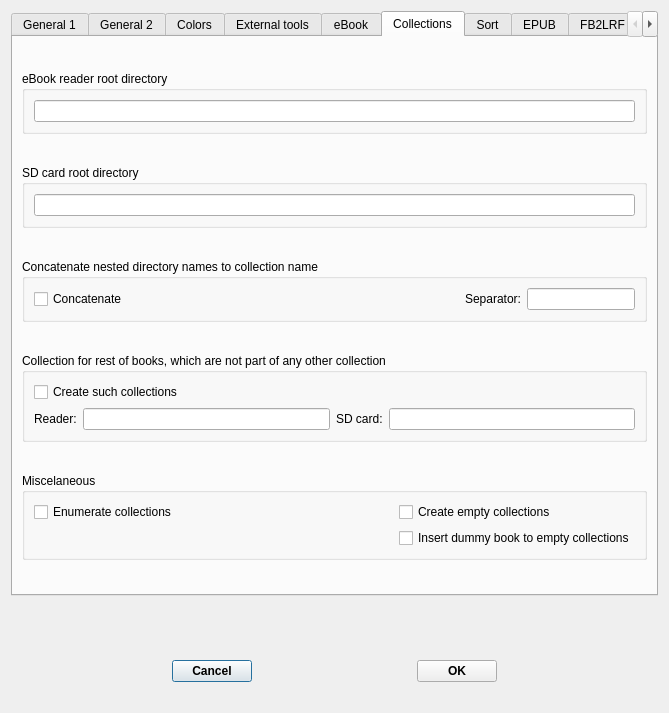
First picture: the form in src/Config.ui, repository rupor-github/sonyfmgr, before the edit.
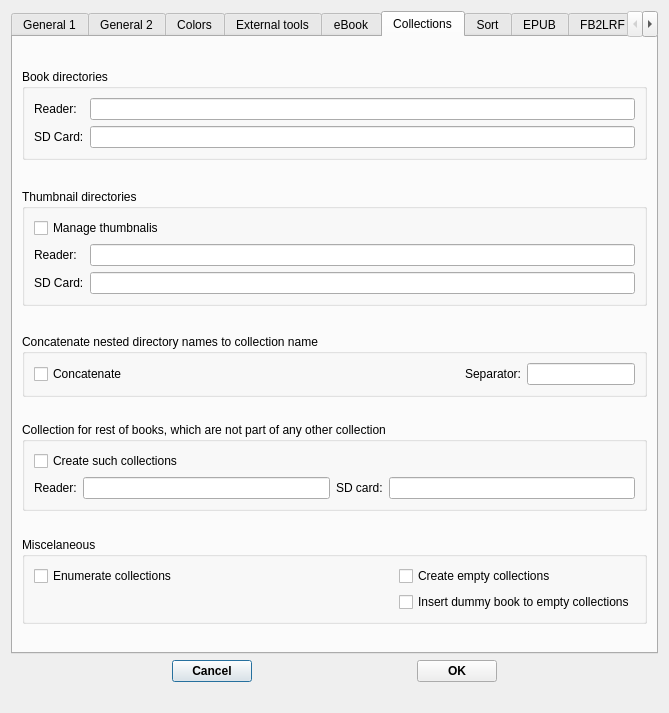
Second picture: the form after the edit. The open tabs and pages were chosen to show the change.

Commit message: Modified config to allow thumbnail management Added coverpage image support to EPUB, LRF and FB2 files    (later will beused for thumbnail management)

```diff
--- a/src/Config.ui
+++ b/src/Config.ui
@@ -17,23 +17,7 @@
    <bool>true</bool>
   </property>
   <layout class="QGridLayout" name="gridLayout_24">
-   <item row="1" column="2">
-    <spacer name="verticalSpacer_2">
-     <property name="orientation">
-      <enum>Qt::Vertical</enum>
-     </property>
-     <property name="sizeType">
-      <enum>QSizePolicy::Preferred</enum>
-     </property>
-     <property name="sizeHint" stdset="0">
-      <size>
-       <width>20</width>
-       <height>58</height>
-      </size>
-     </property>
-    </spacer>
-   </item>
-   <item row="2" column="0">
+   <item row="1" column="0">
     <spacer name="horizontalSpacer_4">
      <property name="orientation">
       <enum>Qt::Horizontal</enum>
@@ -46,7 +30,7 @@
      </property>
     </spacer>
    </item>
-   <item row="2" column="1">
+   <item row="1" column="1">
     <widget class="QPushButton" name="cancel_b">
      <property name="font">
       <font>
@@ -59,7 +43,7 @@
      </property>
     </widget>
    </item>
-   <item row="2" column="2">
+   <item row="1" column="2">
     <spacer name="horizontalSpacer_5">
      <property name="orientation">
       <enum>Qt::Horizontal</enum>
@@ -72,7 +56,7 @@
      </property>
     </spacer>
    </item>
-   <item row="2" column="3">
+   <item row="1" column="3">
     <widget class="QPushButton" name="ok_b">
      <property name="font">
       <font>
@@ -85,7 +69,7 @@
      </property>
     </widget>
    </item>
-   <item row="2" column="4">
+   <item row="1" column="4">
     <spacer name="horizontalSpacer_6">
      <property name="orientation">
       <enum>Qt::Horizontal</enum>
@@ -98,7 +82,7 @@
      </property>
     </spacer>
    </item>
-   <item row="3" column="0" colspan="5">
+   <item row="2" column="0" colspan="5">
     <widget class="QLabel" name="errstr">
      <property name="text">
       <string/>
@@ -114,7 +98,7 @@
       </sizepolicy>
      </property>
      <property name="currentIndex">
-      <number>4</number>
+      <number>0</number>
      </property>
      <widget class="QWidget" name="tab">
       <attribute name="title">
@@ -1086,14 +1070,14 @@
       </attribute>
       <layout class="QGridLayout" name="gridLayout_16">
        <item row="0" column="0">
-        <spacer name="verticalSpacer_11">
+        <spacer name="verticalSpacer_2">
          <property name="orientation">
           <enum>Qt::Vertical</enum>
          </property>
          <property name="sizeHint" stdset="0">
           <size>
            <width>20</width>
-           <height>10</height>
+           <height>23</height>
           </size>
          </property>
         </spacer>
@@ -1101,49 +1085,90 @@
        <item row="1" column="0">
         <widget class="QGroupBox" name="groupBox_4">
          <property name="title">
-          <string>eBook reader root directory</string>
+          <string>Book directories</string>
          </property>
          <layout class="QGridLayout" name="gridLayout_12">
           <item row="0" column="0">
+           <widget class="QLabel" name="label_18">
+            <property name="text">
+             <string>Reader:</string>
+            </property>
+           </widget>
+          </item>
+          <item row="0" column="1">
            <widget class="QLineEdit" name="root_prs"/>
           </item>
-         </layout>
-        </widget>
-       </item>
-       <item row="2" column="0">
-        <spacer name="verticalSpacer_12">
-         <property name="orientation">
-          <enum>Qt::Vertical</enum>
-         </property>
-         <property name="sizeHint" stdset="0">
-          <size>
-           <width>20</width>
-           <height>10</height>
-          </size>
-         </property>
-        </spacer>
-       </item>
-       <item row="3" column="0">
-        <widget class="QGroupBox" name="groupBox_9">
-         <property name="title">
-          <string>SD card root directory</string>
-         </property>
-         <layout class="QGridLayout" name="gridLayout_13">
-          <item row="0" column="0">
+          <item row="1" column="0">
+           <widget class="QLabel" name="label_19">
+            <property name="text">
+             <string>SD Card:</string>
+            </property>
+           </widget>
+          </item>
+          <item row="1" column="1">
            <widget class="QLineEdit" name="root_sd"/>
           </item>
          </layout>
         </widget>
        </item>
+       <item row="2" column="0">
+        <spacer name="verticalSpacer_11">
+         <property name="orientation">
+          <enum>Qt::Vertical</enum>
+         </property>
+         <property name="sizeHint" stdset="0">
+          <size>
+           <width>20</width>
+           <height>23</height>
+          </size>
+         </property>
+        </spacer>
+       </item>
+       <item row="3" column="0">
+        <widget class="QGroupBox" name="groupBox_33">
+         <property name="title">
+          <string>Thumbnail directories</string>
+         </property>
+         <layout class="QGridLayout" name="gridLayout_13">
+          <item row="0" column="0" colspan="2">
+           <widget class="QCheckBox" name="prs_thumbs">
+            <property name="text">
+             <string>Manage thumbnalis</string>
+            </property>
+           </widget>
+          </item>
+          <item row="1" column="0">
+           <widget class="QLabel" name="label_20">
+            <property name="text">
+             <string>Reader:</string>
+            </property>
+           </widget>
+          </item>
+          <item row="1" column="1">
+           <widget class="QLineEdit" name="root_prs_thumbs"/>
+          </item>
+          <item row="2" column="0">
+           <widget class="QLabel" name="label_21">
+            <property name="text">
+             <string>SD Card:</string>
+            </property>
+           </widget>
+          </item>
+          <item row="2" column="1">
+           <widget class="QLineEdit" name="root_sd_thumbs"/>
+          </item>
+         </layout>
+        </widget>
+       </item>
        <item row="4" column="0">
-        <spacer name="verticalSpacer_13">
+        <spacer name="verticalSpacer_12">
          <property name="orientation">
           <enum>Qt::Vertical</enum>
          </property>
          <property name="sizeHint" stdset="0">
           <size>
            <width>20</width>
-           <height>10</height>
+           <height>22</height>
           </size>
          </property>
         </spacer>
```
Left out of the diff: 19 changed lines with no effect on the pictures. The commit also changes 13 other files.
